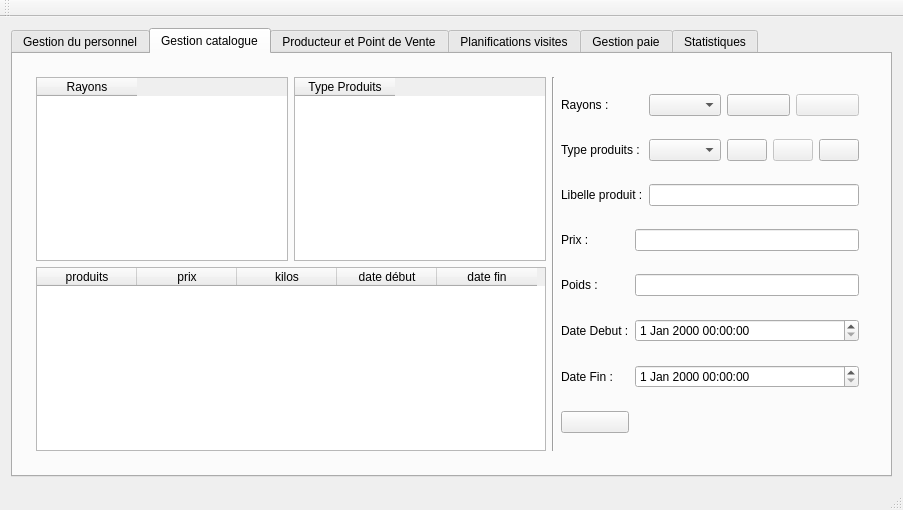
Old version of the form NewWorldAppli/mainwindow.ui in the repository yume05/NewWorld-E4-Projects.
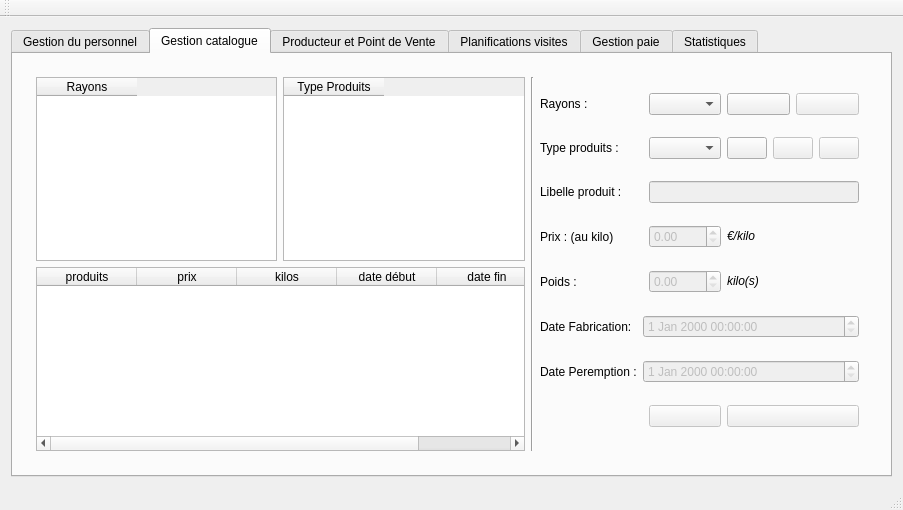
New version of the form. Icons and pictures are not drawn.

Patch:
```diff
--- a/NewWorldAppli/mainwindow.ui
+++ b/NewWorldAppli/mainwindow.ui
@@ -109,7 +109,7 @@
        <attribute name="title">
         <string>Gestion catalogue</string>
        </attribute>
-       <widget class="QWidget" name="">
+       <widget class="QWidget" name="layoutWidget">
         <property name="geometry">
          <rect>
           <x>12</x>
@@ -195,6 +195,27 @@
          </item>
          <item>
           <layout class="QGridLayout" name="gridLayout_5">
+           <item row="7" column="3">
+            <widget class="QPushButton" name="pushButtonSupprimerProduits">
+             <property name="enabled">
+              <bool>false</bool>
+             </property>
+             <property name="text">
+              <string/>
+             </property>
+             <property name="icon">
+              <iconset resource="ressources.qrc">
+               <normaloff>:/images/docs/edit-delete.png</normaloff>:/images/docs/edit-delete.png</iconset>
+             </property>
+            </widget>
+           </item>
+           <item row="5" column="1" colspan="3">
+            <widget class="QDateTimeEdit" name="dateTimeEditDebut">
+             <property name="enabled">
+              <bool>false</bool>
+             </property>
+            </widget>
+           </item>
            <item row="0" column="0">
             <widget class="QLabel" name="label_7">
              <property name="text">
@@ -273,6 +294,9 @@
              </item>
              <item>
               <widget class="QPushButton" name="pushButtonModifierTypeProduits">
+               <property name="enabled">
+                <bool>false</bool>
+               </property>
                <property name="text">
                 <string/>
                </property>
@@ -292,59 +316,95 @@
             </widget>
            </item>
            <item row="2" column="2" colspan="2">
-            <widget class="QLineEdit" name="lineEditLibelleProduit"/>
+            <widget class="QLineEdit" name="lineEditLibelleProduit">
+             <property name="enabled">
+              <bool>false</bool>
+             </property>
+            </widget>
            </item>
            <item row="3" column="0">
             <widget class="QLabel" name="label_10">
              <property name="text">
-              <string>Prix :</string>
+              <string>Prix : (au kilo)</string>
              </property>
             </widget>
            </item>
-           <item row="3" column="1" colspan="3">
-            <widget class="QLineEdit" name="lineEditPrix"/>
-           </item>
            <item row="4" column="0">
             <widget class="QLabel" name="label_11">
              <property name="text">
-              <string>Poids :</string>
+              <string>Poids : </string>
              </property>
             </widget>
            </item>
-           <item row="4" column="1" colspan="3">
-            <widget class="QLineEdit" name="lineEditPoids"/>
-           </item>
            <item row="5" column="0">
             <widget class="QLabel" name="label_12">
              <property name="text">
-              <string>Date Debut :</string>
+              <string>Date Fabrication:</string>
              </property>
             </widget>
            </item>
-           <item row="5" column="1" colspan="3">
-            <widget class="QDateTimeEdit" name="dateTimeEdit"/>
-           </item>
            <item row="6" column="0">
             <widget class="QLabel" name="label_13">
              <property name="text">
-              <string>Date Fin :</string>
+              <string>Date Peremption :</string>
              </property>
             </widget>
            </item>
            <item row="6" column="1" colspan="3">
-            <widget class="QDateTimeEdit" name="dateTimeEdit_2"/>
+            <widget class="QDateTimeEdit" name="dateTimeEditFin">
+             <property name="enabled">
+              <bool>false</bool>
+             </property>
+            </widget>
            </item>
-           <item row="7" column="0">
-            <widget class="QPushButton" name="pushButtonGestionPersonnelAjouter_2">
+           <item row="7" column="2">
+            <widget class="QPushButton" name="pushButtonModifierProduits">
              <property name="enabled">
-              <bool>true</bool>
+              <bool>false</bool>
              </property>
              <property name="text">
               <string/>
              </property>
              <property name="icon">
               <iconset resource="ressources.qrc">
-               <normaloff>:/images/docs/add.png</normaloff>:/images/docs/add.png</iconset>
+               <normaloff>:/images/docs/edit-undo.png</normaloff>:/images/docs/edit-undo.png</iconset>
+             </property>
+            </widget>
+           </item>
+           <item row="3" column="2">
+            <widget class="QDoubleSpinBox" name="doubleSpinBoxPrix">
+             <property name="enabled">
+              <bool>false</bool>
+             </property>
+             <property name="singleStep">
+              <double>0.250000000000000</double>
+             </property>
+             <property name="value">
+              <double>0.000000000000000</double>
+             </property>
+            </widget>
+           </item>
+           <item row="4" column="2">
+            <widget class="QDoubleSpinBox" name="doubleSpinBoxPoids">
+             <property name="enabled">
+              <bool>false</bool>
+             </property>
+             <property name="singleStep">
+              <double>0.250000000000000</double>
+             </property>
+            </widget>
+           </item>
+           <item row="4" column="3">
+            <widget class="QLabel" name="label_14">
+             <property name="text">
+              <string>&lt;html&gt;&lt;head/&gt;&lt;body&gt;&lt;p&gt;&lt;span style=&quot; font-style:italic;&quot;&gt;kilo(s)&lt;/span&gt;&lt;/p&gt;&lt;/body&gt;&lt;/html&gt;</string>
+             </property>
+            </widget>
+           </item>
+           <item row="3" column="3">
+            <widget class="QLabel" name="label_15">
+             <property name="text">
+              <string>&lt;html&gt;&lt;head/&gt;&lt;body&gt;&lt;p&gt;&lt;span style=&quot; font-style:italic;&quot;&gt;€/kilo&lt;/span&gt;&lt;/p&gt;&lt;/body&gt;&lt;/html&gt;</string>
              </property>
             </widget>
            </item>
```
Left out of the diff: 3 changed lines with no effect on the pictures.
